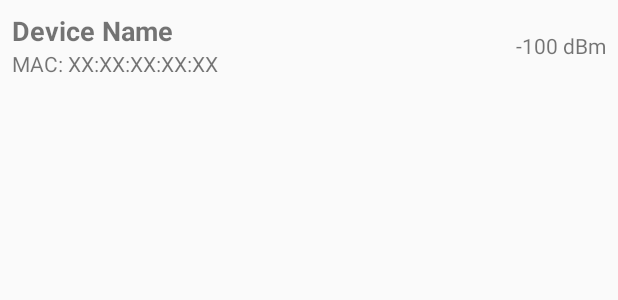
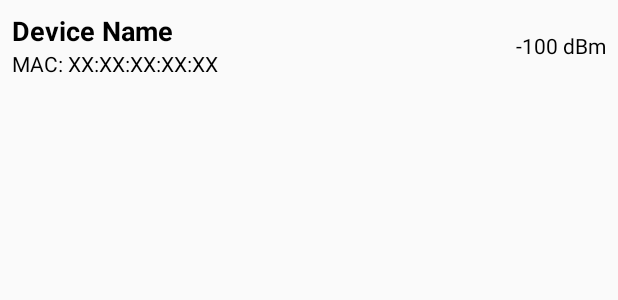
Before and after one commit to LinnesLab/HELPStat, an Android app built with Jetpack Compose: the layout row_scan_result.xml on its own in the app's theme, with its tools: preview values and no code run, on a phone screen of 412 x 824 dp. Shown: the top 300 px of the screen. Run offline under Robolectric (Android 15) with nearby library versions, the phone set to English and light mode, and no system bars.

Commit message:
Semi-AutoConnect for App
On startup, if user clicks on "Connect", the device will automatically start & stop BLE scan before connecting to HELPStat. In previous versions, this was a 3-step process.

Tried to have the app immediately connect on startup, but causes the app to crash if BLE is not enabled (instead of prompting the user to turn on bluetooth).

Also did some color changes to make it look better. I don't think it really worked.

```diff
--- a/HELPStat/Software/App/app/src/main/res/layout/activity_settings.xml
+++ b/HELPStat/Software/App/app/src/main/res/layout/activity_settings.xml
@@ -6,6 +6,7 @@
     android:layout_width="match_parent"
     android:layout_height="match_parent"
     android:orientation="vertical"
+    android:background="@color/boilermaker_gold"
     android:padding="10dp">
 
     <ScrollView
--- a/HELPStat/Software/App/app/src/main/res/layout/row_scan_result.xml
+++ b/HELPStat/Software/App/app/src/main/res/layout/row_scan_result.xml
@@ -28,29 +28,32 @@
         android:id="@+id/device_name"
         android:layout_width="wrap_content"
         android:layout_height="wrap_content"
+        android:textColor="@color/black"
         android:textSize="18sp"
         android:textStyle="bold"
+        app:layout_constraintStart_toStartOf="parent"
         app:layout_constraintTop_toTopOf="parent"
-        app:layout_constraintStart_toStartOf="parent"
         tools:text="Device Name" />
 
     <TextView
         android:id="@+id/mac_address"
         android:layout_width="wrap_content"
         android:layout_height="wrap_content"
+        android:textColor="@color/black"
         android:textSize="14sp"
+        app:layout_constraintStart_toStartOf="parent"
         app:layout_constraintTop_toBottomOf="@id/device_name"
-        app:layout_constraintStart_toStartOf="parent"
         tools:text="MAC: XX:XX:XX:XX:XX" />
 
     <TextView
         android:id="@+id/signal_strength"
         android:layout_width="wrap_content"
         android:layout_height="wrap_content"
+        android:textColor="@color/black"
         android:textSize="14sp"
-        app:layout_constraintTop_toTopOf="parent"
         app:layout_constraintBottom_toBottomOf="parent"
         app:layout_constraintEnd_toEndOf="parent"
+        app:layout_constraintTop_toTopOf="parent"
         tools:text="-100 dBm" />
 
 </androidx.constraintlayout.widget.ConstraintLayout>
```
Also changed, not shown: HELPStat/Software/App/app/src/main/java/com/example/helpstat/MainActivity.kt (+13 -3 lines), HELPStat/Software/App/app/src/main/res/layout/activity_main.xml (+7 -3 lines), HELPStat/Software/App/app/src/main/res/values/colors.xml (+6 -5 lines).
